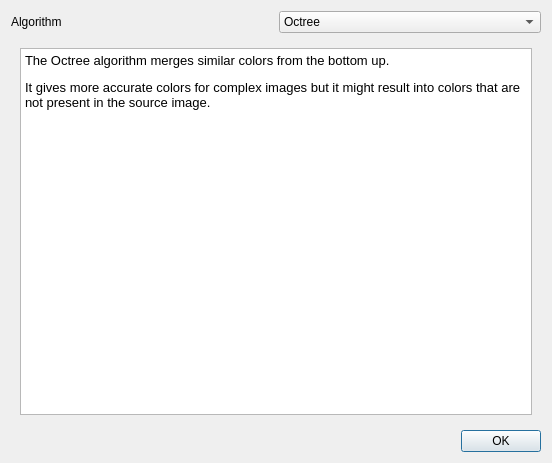
Qt form src/gui/widgets/dialogs/color_quantization_dialog.ui (mbasaglia/glaxnimate) before a commit.
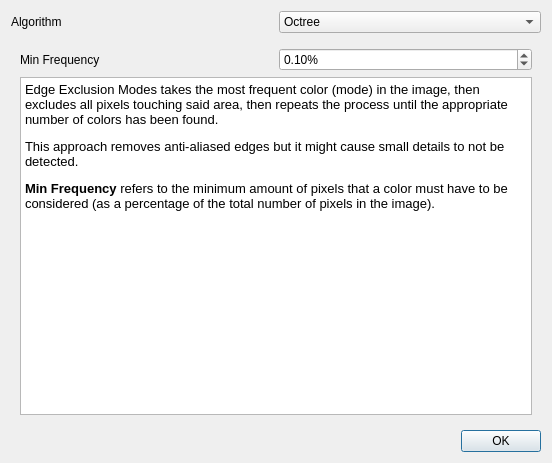
The same form after that commit. The open tabs and pages were chosen to show the change. Icons and pictures are not drawn.

Commit message: Better quantization for flat images

What changed in the file:
```diff
--- a/src/gui/widgets/dialogs/color_quantization_dialog.ui
+++ b/src/gui/widgets/dialogs/color_quantization_dialog.ui
@@ -169,6 +169,43 @@
        </item>
       </layout>
      </widget>
+     <widget class="QWidget" name="page_4">
+      <layout class="QGridLayout" name="gridLayout_3">
+       <item row="0" column="0">
+        <widget class="QLabel" name="label_4">
+         <property name="text">
+          <string>Min Frequency</string>
+         </property>
+        </widget>
+       </item>
+       <item row="1" column="0" colspan="2">
+        <widget class="QTextEdit" name="textEdit_3">
+         <property name="readOnly">
+          <bool>true</bool>
+         </property>
+         <property name="html">
+          <string>&lt;!DOCTYPE HTML PUBLIC &quot;-//W3C//DTD HTML 4.0//EN&quot; &quot;http://www.w3.org/TR/REC-html40/strict.dtd&quot;&gt;
+&lt;html&gt;&lt;head&gt;&lt;meta name=&quot;qrichtext&quot; content=&quot;1&quot; /&gt;&lt;style type=&quot;text/css&quot;&gt;
+p, li { white-space: pre-wrap; }
+&lt;/style&gt;&lt;/head&gt;&lt;body style=&quot; font-family:'Noto Sans'; font-size:10pt; font-weight:400; font-style:normal;&quot;&gt;
+&lt;p style=&quot; margin-top:0px; margin-bottom:12px; margin-left:0px; margin-right:0px; -qt-block-indent:0; text-indent:0px;&quot;&gt;Edge Exclusion Modes takes the most frequent color (mode) in the image, then excludes all pixels touching said area, then repeats the process until the appropriate number of colors has been found.&lt;/p&gt;
+&lt;p style=&quot; margin-top:0px; margin-bottom:12px; margin-left:0px; margin-right:0px; -qt-block-indent:0; text-indent:0px;&quot;&gt;This approach removes anti-aliased edges but it might cause small details to not be detected.&lt;/p&gt;
+&lt;p style=&quot; margin-top:0px; margin-bottom:12px; margin-left:0px; margin-right:0px; -qt-block-indent:0; text-indent:0px;&quot;&gt;&lt;span style=&quot; font-weight:600;&quot;&gt;Min Frequency&lt;/span&gt; refers to the minimum amount of pixels that a color must have to be considered (as a percentage of the total number of pixels in the image).&lt;/p&gt;&lt;/body&gt;&lt;/html&gt;</string>
+         </property>
+        </widget>
+       </item>
+       <item row="0" column="1">
+        <widget class="QDoubleSpinBox" name="spin_eem_min_frequency">
+         <property name="suffix">
+          <string>%</string>
+         </property>
+         <property name="value">
+          <double>0.100000000000000</double>
+         </property>
+        </widget>
+       </item>
+      </layout>
+     </widget>
     </widget>
    </item>
    <item>
```
Left out of the diff: 7 changed lines with no effect on the pictures. The commit also changes 5 other files.
